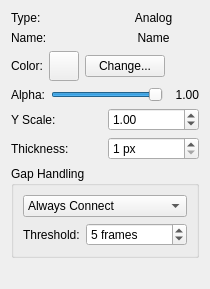
The window that src/WhiskerToolbox/DataViewer_Widget/UI/SubWidgets/AnalogTimeSeries/AnalogViewer_Widget.ui (paulmthompson/WhiskerToolbox) describes before a commit, drawn with Qt 5.
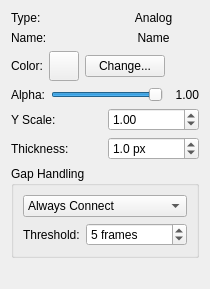
The same window after the commit.

Commit message: able to change line width. Can change line alpha. Can change group of lines at the same time

```diff
--- a/src/WhiskerToolbox/DataViewer_Widget/UI/SubWidgets/AnalogTimeSeries/AnalogViewer_Widget.ui
+++ b/src/WhiskerToolbox/DataViewer_Widget/UI/SubWidgets/AnalogTimeSeries/AnalogViewer_Widget.ui
@@ -192,18 +192,24 @@
       </widget>
      </item>
      <item>
-      <widget class="QSpinBox" name="line_thickness_spinbox">
+      <widget class="QDoubleSpinBox" name="line_thickness_spinbox">
        <property name="suffix">
         <string> px</string>
        </property>
+       <property name="decimals">
+        <number>1</number>
+       </property>
        <property name="minimum">
-        <number>1</number>
+        <double>0.1</double>
        </property>
        <property name="maximum">
-        <number>10</number>
+        <double>10.0</double>
+       </property>
+       <property name="singleStep">
+        <double>0.1</double>
        </property>
        <property name="value">
-        <number>1</number>
+        <double>1.0</double>
        </property>
       </widget>
      </item>
```
The commit also changes 23 other files.
